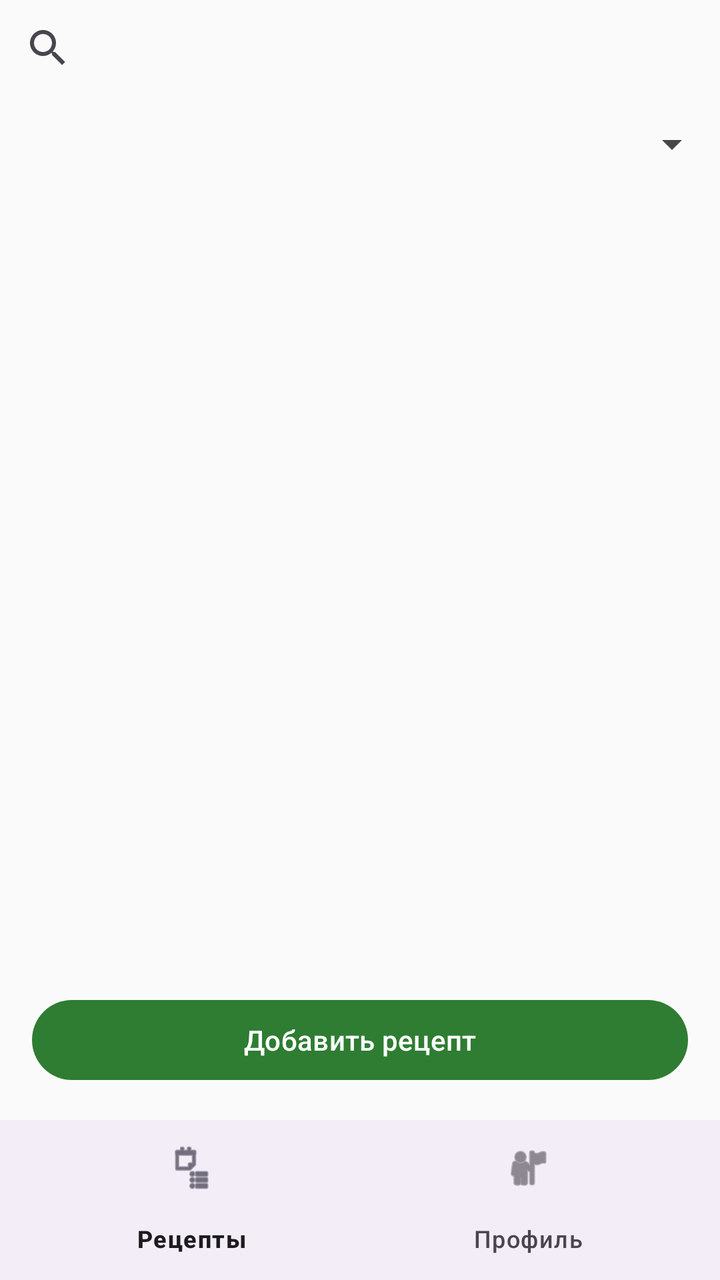
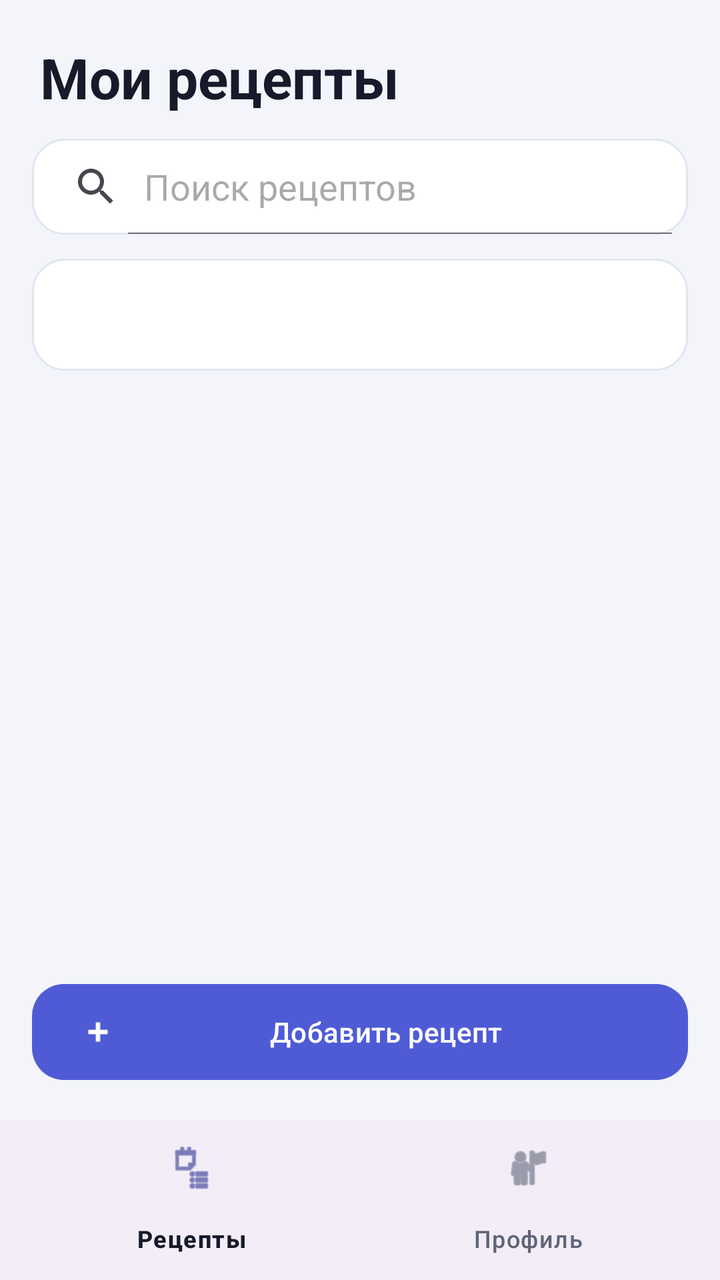

The first picture is an Android layout as it rendered before a commit; the second is the same layout after the commit. The layout source and the unified diff follow.
<!-- AndroidManifest.xml: application theme Theme.RecipesApp -->
<!-- res/layout/activity_main.xml -->
<?xml version="1.0" encoding="utf-8"?>
<androidx.constraintlayout.widget.ConstraintLayout
    xmlns:android="http://schemas.android.com/apk/res/android"
    xmlns:app="http://schemas.android.com/apk/res-auto"
    android:layout_width="match_parent"
    android:layout_height="match_parent">
    
    <SearchView
        android:id="@+id/searchView"
        android:layout_width="0dp"
        android:layout_height="wrap_content"
        android:queryHint="@string/search_hint"
        app:layout_constraintEnd_toEndOf="parent"
        app:layout_constraintStart_toStartOf="parent"
        app:layout_constraintTop_toTopOf="parent" />

    
    
    <Spinner
        android:id="@+id/categoryFilter"
        android:layout_width="0dp"
        android:layout_height="wrap_content"
        app:layout_constraintEnd_toEndOf="parent"
        app:layout_constraintStart_toStartOf="parent"
        app:layout_constraintTop_toBottomOf="@+id/searchView"
        android:minHeight="48dp" />

    
    <androidx.recyclerview.widget.RecyclerView
        android:id="@+id/recipesList"
        android:layout_width="0dp"
        android:layout_height="0dp"
        app:layout_constraintBottom_toTopOf="@+id/addRecipeButton"
        app:layout_constraintEnd_toEndOf="parent"
        app:layout_constraintStart_toStartOf="parent"
        app:layout_constraintTop_toBottomOf="@+id/categoryFilter" />

    
    <TextView
        android:id="@+id/emptyText"
        android:layout_width="wrap_content"
        android:layout_height="wrap_content"
        android:text="@string/empty_list"
        android:visibility="gone"
        app:layout_constraintBottom_toBottomOf="@+id/recipesList"
        app:layout_constraintEnd_toEndOf="parent"
        app:layout_constraintStart_toStartOf="parent"
        app:layout_constraintTop_toTopOf="@+id/recipesList" />

    
    <Button
        android:id="@+id/addRecipeButton"
        android:layout_width="0dp"
        android:layout_height="wrap_content"
        android:layout_margin="16dp"
        android:text="@string/add_recipe"
        app:layout_constraintBottom_toTopOf="@+id/bottomNav"
        app:layout_constraintEnd_toEndOf="parent"
        app:layout_constraintStart_toStartOf="parent" />

    
    <com.google.android.material.bottomnavigation.BottomNavigationView
        android:id="@+id/bottomNav"
        android:layout_width="0dp"
        android:layout_height="wrap_content"
        app:layout_constraintBottom_toBottomOf="parent"
        app:layout_constraintEnd_toEndOf="parent"
        app:layout_constraintStart_toStartOf="parent"
        app:menu="@menu/bottom_nav_menu" />

</androidx.constraintlayout.widget.ConstraintLayout>
<!-- resources referenced by this layout -->
<resources>
  <string name="add_recipe">Добавить рецепт</string>
  <string name="empty_list">Рецептов пока нет</string>
  <string name="search_hint">Поиск рецептов</string>
  <style name="Theme.RecipesApp" parent="Theme.Material3.Light.NoActionBar">
          <item name="colorPrimary">@color/primary</item>
          <item name="colorOnPrimary">@color/on_primary</item>
          <item name="colorSecondary">@color/secondary</item>
          <item name="android:windowBackground">@color/background</item>
      </style>
  <color name="primary">#2E7D32</color>
  <color name="on_primary">#FFFFFF</color>
  <color name="secondary">#FF8F00</color>
  <color name="background">#FAFAFA</color>
</resources>

<!-- the commit's change to res/layout/activity_main.xml (unified diff, before → after) -->
@@ -4,32 +4,58 @@
     xmlns:app="http://schemas.android.com/apk/res-auto"
     android:layout_width="match_parent"
     android:layout_height="match_parent">
+
+    
+    <TextView
+        android:id="@+id/titleText"
+        android:layout_width="wrap_content"
+        android:layout_height="wrap_content"
+        android:layout_marginStart="20dp"
+        android:layout_marginTop="20dp"
+        android:text="@string/screen_title"
+        android:textColor="?attr/colorOnSurface"
+        android:textSize="28sp"
+        android:textStyle="bold"
+        app:layout_constraintStart_toStartOf="parent"
+        app:layout_constraintTop_toTopOf="parent" />
+
     
     <SearchView
         android:id="@+id/searchView"
         android:layout_width="0dp"
         android:layout_height="wrap_content"
+        android:layout_marginHorizontal="16dp"
+        android:layout_marginTop="12dp"
+        android:background="@drawable/bg_field"
+        android:minHeight="56dp"
+        android:iconifiedByDefault="false"
         android:queryHint="@string/search_hint"
         app:layout_constraintEnd_toEndOf="parent"
         app:layout_constraintStart_toStartOf="parent"
-        app:layout_constraintTop_toTopOf="parent" />
+        app:layout_constraintTop_toBottomOf="@+id/titleText" />
 
-    
     
     <Spinner
         android:id="@+id/categoryFilter"
         android:layout_width="0dp"
         android:layout_height="wrap_content"
+        android:layout_marginHorizontal="16dp"
+        android:layout_marginTop="12dp"
+        android:background="@drawable/bg_field"
+        android:minHeight="56dp"
+        android:paddingHorizontal="12dp"
         app:layout_constraintEnd_toEndOf="parent"
         app:layout_constraintStart_toStartOf="parent"
-        app:layout_constraintTop_toBottomOf="@+id/searchView"
-        android:minHeight="48dp" />
+        app:layout_constraintTop_toBottomOf="@+id/searchView" />
 
     
     <androidx.recyclerview.widget.RecyclerView
         android:id="@+id/recipesList"
         android:layout_width="0dp"
         android:layout_height="0dp"
+        android:layout_marginTop="8dp"
+        android:clipToPadding="false"
+        android:paddingBottom="8dp"
         app:layout_constraintBottom_toTopOf="@+id/addRecipeButton"
         app:layout_constraintEnd_toEndOf="parent"
         app:layout_constraintStart_toStartOf="parent"
@@ -41,6 +67,7 @@
         android:layout_width="wrap_content"
         android:layout_height="wrap_content"
         android:text="@string/empty_list"
+        android:textColor="?attr/colorOnSurfaceVariant"
         android:visibility="gone"
         app:layout_constraintBottom_toBottomOf="@+id/recipesList"
         app:layout_constraintEnd_toEndOf="parent"
@@ -48,12 +75,16 @@
         app:layout_constraintTop_toTopOf="@+id/recipesList" />
 
     
-    <Button
+    <com.google.android.material.button.MaterialButton
         android:id="@+id/addRecipeButton"
+        style="@style/Widget.Material3.Button"
         android:layout_width="0dp"
         android:layout_height="wrap_content"
         android:layout_margin="16dp"
+        android:minHeight="56dp"
         android:text="@string/add_recipe"
+        app:cornerRadius="16dp"
+        app:icon="@android:drawable/ic_input_add"
         app:layout_constraintBottom_toTopOf="@+id/bottomNav"
         app:layout_constraintEnd_toEndOf="parent"
         app:layout_constraintStart_toStartOf="parent" />
<!-- resource entries referenced after the edit -->
@@ -1,17 +1,42 @@
 <!-- resources referenced by this layout -->
 <resources>
+  <!-- drawable bg_field (drawable) -->
+  <?xml version="1.0" encoding="utf-8"?>
+  <shape xmlns:android="http://schemas.android.com/apk/res/android"
+      android:shape="rectangle">
+      <solid android:color="?attr/colorSurface" />
+      <corners android:radius="16dp" />
+      <stroke
+          android:width="1dp"
+          android:color="?attr/colorOutlineVariant" />
+  </shape>
   <string name="add_recipe">Добавить рецепт</string>
   <string name="empty_list">Рецептов пока нет</string>
+  <string name="screen_title">Мои рецепты</string>
   <string name="search_hint">Поиск рецептов</string>
   <style name="Theme.RecipesApp" parent="Theme.Material3.Light.NoActionBar">
           <item name="colorPrimary">@color/primary</item>
           <item name="colorOnPrimary">@color/on_primary</item>
-          <item name="colorSecondary">@color/secondary</item>
+          <item name="colorSurface">@color/surface</item>
+          <item name="colorOnSurface">@color/text_primary</item>
+          <item name="colorSurfaceVariant">@color/surface_variant</item>
+          <item name="colorOnSurfaceVariant">@color/text_secondary</item>
+          <item name="colorSecondaryContainer">@color/primary_container</item>
+          <item name="colorOnSecondaryContainer">@color/on_primary_container</item>
+          <item name="colorOutlineVariant">@color/outline</item>
+          <item name="colorError">@color/error</item>
           <item name="android:windowBackground">@color/background</item>
       </style>
-  <color name="primary">#2E7D32</color>
+  <color name="primary">#4F5BD5</color>
   <color name="on_primary">#FFFFFF</color>
-  <color name="secondary">#FF8F00</color>
-  <color name="background">#FAFAFA</color>
+  <color name="surface">#FFFFFF</color>
+  <color name="text_primary">#161A2B</color>
+  <color name="surface_variant">#E9ECF5</color>
+  <color name="text_secondary">#5F6578</color>
+  <color name="primary_container">#E1E4FF</color>
+  <color name="on_primary_container">#2A3190</color>
+  <color name="outline">#E2E6F0</color>
+  <color name="error">#C62828</color>
+  <color name="background">#F4F5FB</color>
 </resources>
 
